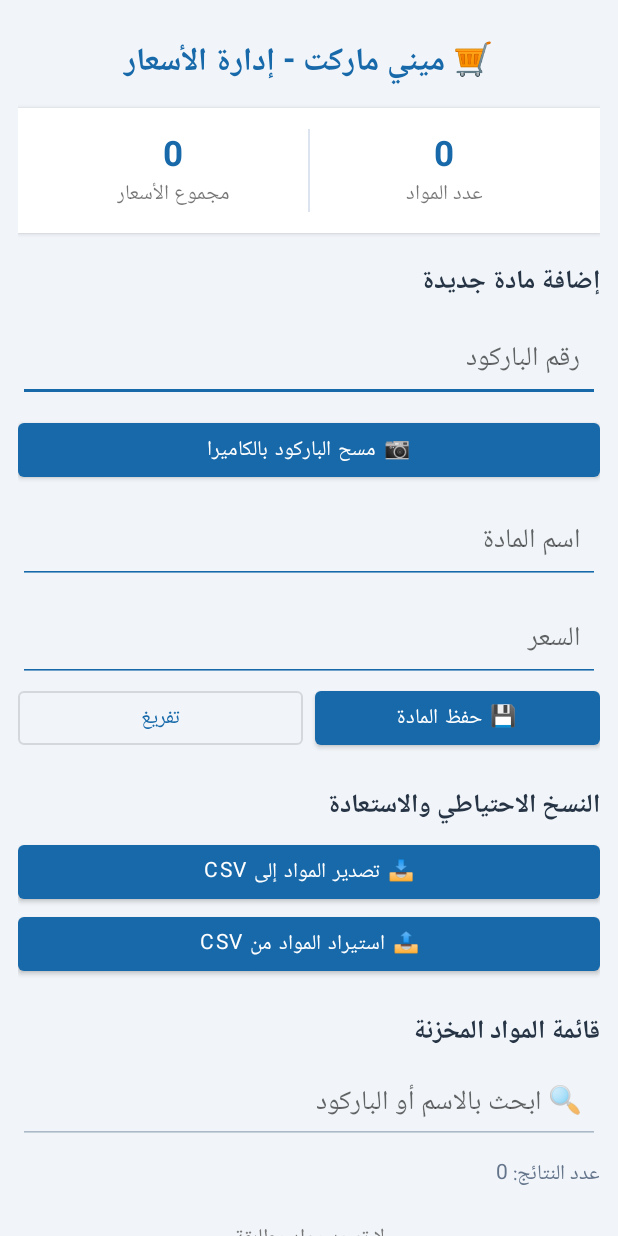
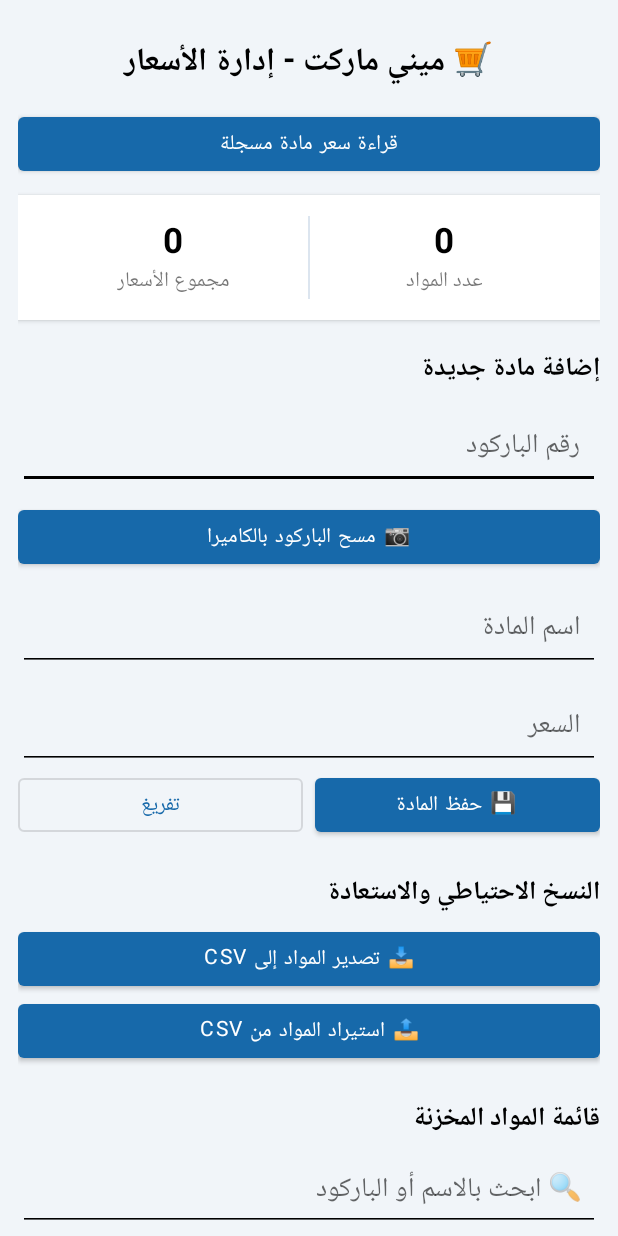
Before and after one commit to khaldonshhab/Kh, an Android app: the screen it shows after launch (MainActivity), on a phone screen of 412 x 824 dp. Run offline under Robolectric (Android 15) with nearby library versions, the phone set to English and light mode, and no system bars.

Commit message:
Add price lookup navigation and black text

```diff
--- a/MiniMarketNative/app/src/main/res/layout/activity_main.xml
+++ b/MiniMarketNative/app/src/main/res/layout/activity_main.xml
@@ -15,11 +15,18 @@
             android:layout_width="match_parent"
             android:layout_height="wrap_content"
             android:text="🛒 ميني ماركت - إدارة الأسعار"
-            android:textColor="#1769AA"
+            android:textColor="#000000"
             android:textSize="21sp"
             android:textStyle="bold"
             android:gravity="center"
             android:padding="12dp" />
+
+        <Button
+            android:id="@+id/priceLookupButton"
+            android:layout_width="match_parent"
+            android:layout_height="wrap_content"
+            android:text="قراءة سعر مادة مسجلة"
+            android:layout_marginBottom="10dp"/>
 
         <LinearLayout
             android:layout_width="match_parent"
@@ -40,7 +47,7 @@
                     android:layout_width="wrap_content"
                     android:layout_height="wrap_content"
                     android:text="0"
-                    android:textColor="#1769AA"
+                    android:textColor="#000000"
                     android:textSize="23sp"
                     android:textStyle="bold"/>
                 <TextView
@@ -65,7 +72,7 @@
                     android:layout_width="wrap_content"
                     android:layout_height="wrap_content"
                     android:text="0"
-                    android:textColor="#1769AA"
+                    android:textColor="#000000"
                     android:textSize="23sp"
                     android:textStyle="bold"/>
                 <TextView
@@ -82,7 +89,7 @@
             android:text="إضافة مادة جديدة"
             android:textStyle="bold"
             android:textSize="17sp"
-            android:textColor="#263445"
+            android:textColor="#000000"
             android:paddingTop="18dp"
             android:paddingBottom="8dp"/>
 
@@ -94,7 +101,7 @@
             android:inputType="text"
             android:singleLine="true"
             android:padding="13dp"
-            android:backgroundTint="#1769AA"/>
+            android:backgroundTint="#000000"/>
 
         <Button
             android:id="@+id/scanButton"
@@ -112,7 +119,7 @@
             android:singleLine="true"
             android:padding="13dp"
             android:layout_marginTop="8dp"
-            android:backgroundTint="#1769AA"/>
+            android:backgroundTint="#000000"/>
 
         <EditText
             android:id="@+id/priceInput"
@@ -123,7 +130,7 @@
             android:singleLine="true"
             android:padding="13dp"
             android:layout_marginTop="8dp"
-            android:backgroundTint="#1769AA"/>
+            android:backgroundTint="#000000"/>
 
         <LinearLayout
             android:layout_width="match_parent"
@@ -151,7 +158,7 @@
             android:text="النسخ الاحتياطي والاستعادة"
             android:textStyle="bold"
             android:textSize="17sp"
-            android:textColor="#263445"
+            android:textColor="#000000"
             android:paddingTop="20dp"
             android:paddingBottom="5dp"/>
 
@@ -173,7 +180,7 @@
             android:text="قائمة المواد المخزنة"
             android:textStyle="bold"
             android:textSize="17sp"
-            android:textColor="#263445"
+            android:textColor="#000000"
             android:paddingTop="20dp"
             android:paddingBottom="5dp"/>
 
@@ -184,14 +191,14 @@
             android:hint="🔍 ابحث بالاسم أو الباركود"
             android:singleLine="true"
             android:padding="12dp"
-            android:backgroundTint="#AAB8C7"/>
+            android:backgroundTint="#000000"/>
 
         <TextView
             android:id="@+id/resultsCount"
             android:layout_width="match_parent"
             android:layout_height="wrap_content"
             android:text="عدد النتائج: 0"
-            android:textColor="#64748B"
+            android:textColor="#000000"
             android:paddingTop="8dp"/>
 
         <LinearLayout
```
